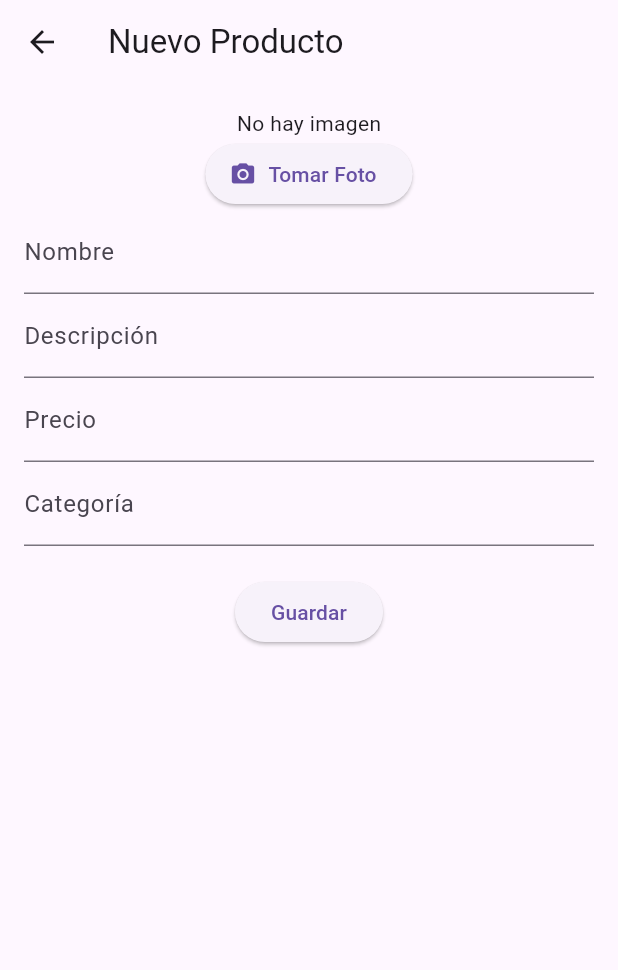
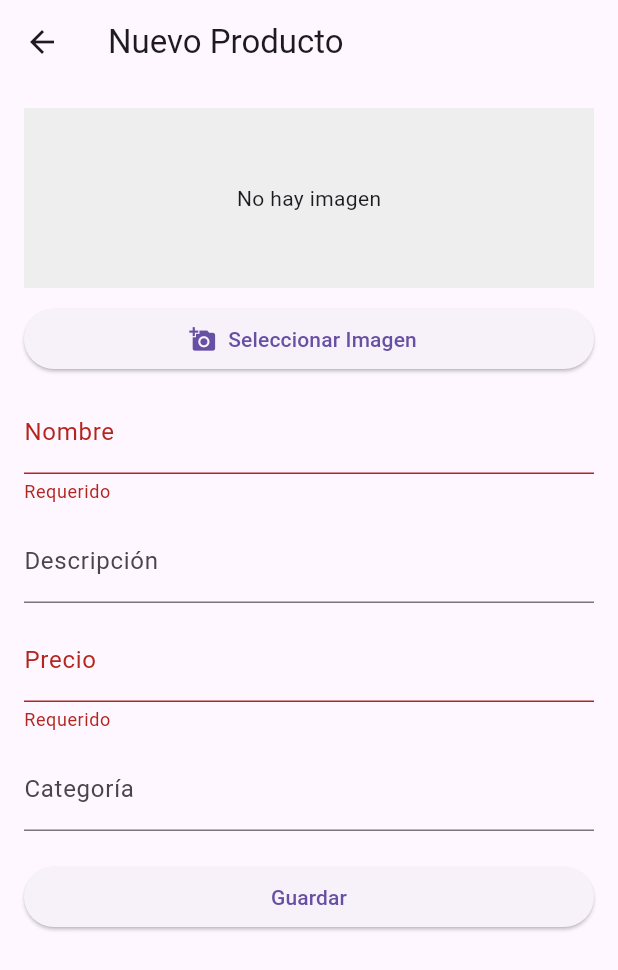
Before and after one commit to Raul-Mena-dev/mi_inventario, a Flutter app: the ProductForm screen opened directly, after a tap on "Guardar", on a phone screen of 412 x 824 dp. Shown: the top 970 px of the screen. Run offline on Flutter 3.47's test engine with Material 3 defaults, Android fonts, the phone set to English and light mode, and no system bars; our stand-ins replace image_picker, open_file, pdf, shared_preferences, sqflite; accounts and stored records are empty.

Commit message:
ADD: edicion, fotos desde galeria y Nombre del negocio

```diff
--- a/lib/ui/screens/product_form.dart
+++ b/lib/ui/screens/product_form.dart
@@ -5,80 +5,165 @@ import 'package:image_picker/image_picker.dart';
 import 'dart:io';
 
 class ProductForm extends StatefulWidget {
+  final Product? product; // 👈 opcional para edición
+
+  const ProductForm({Key? key, this.product}) : super(key: key);
+
   @override
-  _ProductFormState createState() => _ProductFormState();
+  ProductFormState createState() => ProductFormState();
 }
 
-class _ProductFormState extends State<ProductForm> {
+class ProductFormState extends State<ProductForm> {
   final _formKey = GlobalKey<FormState>();
-  String name = "", description = "", category = "";
-  double price = 0;
+  late TextEditingController _nameController;
+  late TextEditingController _descriptionController;
+  late TextEditingController _priceController;
+  late TextEditingController _categoryController;
 
   File? _image;
 
+  @override
+  void initState() {
+    super.initState();
+    // Inicializar controladores con valores si es edición
+    _nameController = TextEditingController(text: widget.product?.name ?? "");
+    _descriptionController = TextEditingController(text: widget.product?.description ?? "");
+    _priceController = TextEditingController(text: widget.product?.price.toString() ?? "");
+    _categoryController = TextEditingController(text: widget.product?.category ?? "");
+
+    if (widget.product?.imagePath != null) {
+      _image = File(widget.product!.imagePath!);
+    }
+  }
+
   Future<void> _pickImage() async {
+    showModalBottomSheet(
+      context: context,
+      builder: (BuildContext ctx) {
+        return SafeArea(
+          child: Wrap(
+            children: [
+              ListTile(
+                leading: const Icon(Icons.camera_alt),
+                title: const Text("Tomar foto"),
+                onTap: () async {
+                  Navigator.of(ctx).pop();
                   final pickedFile = await ImagePicker().pickImage(source: ImageSource.camera);
                   if (pickedFile != null) {
                     setState(() {
                       _image = File(pickedFile.path);
                     });
                   }
+                },
+              ),
+              ListTile(
+                leading: const Icon(Icons.photo_library),
+                title: const Text("Elegir de galería"),
+                onTap: () async {
+                  Navigator.of(ctx).pop();
+                  final pickedFile = await ImagePicker().pickImage(source: ImageSource.gallery);
+                  if (pickedFile != null) {
+                    setState(() {
+                      _image = File(pickedFile.path);
+                    });
+                  }
+                },
+              ),
+            ],
+          ),
+        );
+      },
+    );
+  }
+
+  Future<void> _save() async {
+    if (!_formKey.currentState!.validate()) return;
+
+    final product = Product(
+      id: widget.product?.id, // 👈 importante para update
+      name: _nameController.text,
+      description: _descriptionController.text,
+      price: double.tryParse(_priceController.text) ?? 0,
+      category: _categoryController.text,
+      imagePath: _image?.path,
+    );
+
+    if (widget.product == null) {
+      // Crear
+      await ProductRepository.insertProduct(product);
+    } else {
+      // Editar
+      await ProductRepository.updateProduct(product);
+    }
+
+    if (mounted) Navigator.pop(context);
   }
 
   @override
   Widget build(BuildContext context) {
+    final isEditing = widget.product != null;
+
     return Scaffold(
-      appBar: AppBar(title: Text("Nuevo Producto")),
+      appBar: AppBar(title: Text(isEditing ? "Editar Producto" : "Nuevo Producto")),
+      resizeToAvoidBottomInset: true,
       body: Padding(
-        padding: EdgeInsets.all(16),
+        padding: const EdgeInsets.all(16),
+        child: SingleChildScrollView(
           child: Form(
             key: _formKey,
-          child:
-           Column(
+            child: Column(
+              crossAxisAlignment: CrossAxisAlignment.stretch,
               children: [
-              _image != null
-                  ? Image.file(_image!, height: 120)
-                  : Text("No hay imagen"),
+                // Imagen del producto
+                Container(
+                  height: 120,
+                  color: Colors.grey[200],
+                  child: _image != null
+                      ? Image.file(_image!, fit: BoxFit.cover)
+                      : const Center(child: Text("No hay imagen")),
+                ),
+                const SizedBox(height: 10),
+
                 ElevatedButton.icon(
                   onPressed: _pickImage,
-                icon: Icon(Icons.camera_alt),
-                label: Text("Tomar Foto"),
+                  icon: const Icon(Icons.add_a_photo),
+                  label: Text(isEditing ? "Cambiar Foto" : "Seleccionar Imagen"),
                 ),
+                const SizedBox(height: 10),
+
                 TextFormField(
-                decoration: InputDecoration(labelText: "Nombre"),
-                onSaved: (val) => name = val!,
+                  controller: _nameController,
+                  decoration: const InputDecoration(labelText: "Nombre"),
+                  validator: (val) => val == null || val.isEmpty ? "Requerido" : null,
                 ),
+                const SizedBox(height: 10),
+
                 TextFormField(
-                decoration: InputDecoration(labelText: "Descripción"),
-                onSaved: (val) => description = val!,
+                  controller: _descriptionController,
+                  decoration: const InputDecoration(labelText: "Descripción"),
                 ),
+                const SizedBox(height: 10),
+
                 TextFormField(
-                decoration: InputDecoration(labelText: "Precio"),
+                  controller: _priceController,
+                  decoration: const InputDecoration(labelText: "Precio"),
                   keyboardType: TextInputType.number,
-                onSaved: (val) => price = double.parse(val!),
+                  validator: (val) => val == null || val.isEmpty ? "Requerido" : null,
                 ),
+                const SizedBox(height: 10),
+
                 TextFormField(
-                decoration: InputDecoration(labelText: "Categoría"),
-                onSaved: (val) => category = val!,
+                  controller: _categoryController,
+                  decoration: const InputDecoration(labelText: "Categoría"),
                 ),
-              SizedBox(height: 20),
+                const SizedBox(height: 20),
+
                 ElevatedButton(
-                child: Text("Guardar"),
-                onPressed: () async {
-                  _formKey.currentState!.save();
-                  await ProductRepository.insertProduct(
-                    Product(
-                      name: name,
-                      description: description,
-                      price: price,
-                      category: category,
-                      imagePath: _image?.path,
-                    ),
-                  );
-                  Navigator.pop(context);
-                },
+                  child: Text(isEditing ? "Actualizar" : "Guardar"),
+                  onPressed: _save,
                 ),
               ],
+            ),
           ),
         ),
       ),
--- a/pubspec.yaml
+++ b/pubspec.yaml
@@ -11,6 +11,7 @@ dependencies:
   flutter:
     sdk: flutter
 
+  open_file: ^3.2.1
   # Base de datos SQLite
   sqflite: ^2.3.3
   path: ^1.9.0
@@ -19,6 +20,7 @@ dependencies:
   pdf: ^3.11.0
   path_provider: ^2.1.3
   share_plus: ^10.0.2
+  shared_preferences: ^2.2.2
 
   # Widgets/material
   cupertino_icons: ^1.0.8
```
Also changed, not shown: lib/data/repositories/product_repository.dart (+11 -0 lines), lib/services/pdf_service.dart (+36 -7 lines), lib/services/settings_service.dart (added, +15 -0 lines), lib/ui/screens/home_screen.dart (+79 -29 lines), lib/ui/widgets/product_card.dart (+19 -6 lines), pubspec.lock, 7 other files. Lines whose indentation alone changed are shown as unchanged.
